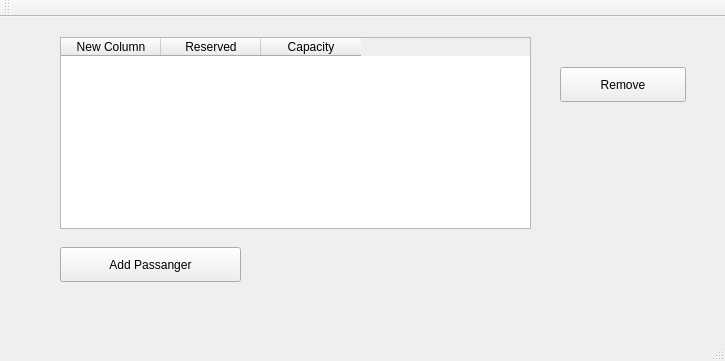
Qt form mainwindow.ui (gudmunduro/cppLokaverkefni) before a commit.
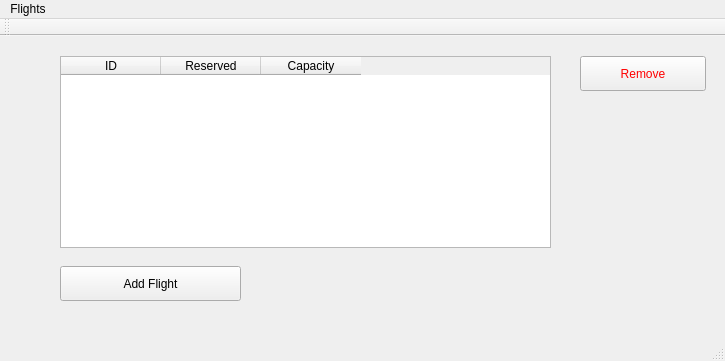
The same form after that commit.

What changed in the file:
```diff
--- a/mainwindow.ui
+++ b/mainwindow.ui
@@ -19,13 +19,13 @@
      <rect>
       <x>60</x>
       <y>20</y>
-      <width>471</width>
+      <width>491</width>
       <height>192</height>
      </rect>
     </property>
     <column>
      <property name="text">
-      <string>New Column</string>
+      <string>ID</string>
      </property>
     </column>
     <column>
@@ -49,23 +49,37 @@
      </rect>
     </property>
     <property name="text">
-     <string>Add Passanger</string>
+     <string>Add Flight</string>
     </property>
    </widget>
    <widget class="QPushButton" name="pushButton_2">
     <property name="geometry">
      <rect>
-      <x>560</x>
-      <y>50</y>
+      <x>580</x>
+      <y>20</y>
       <width>126</width>
       <height>35</height>
      </rect>
     </property>
+    <property name="styleSheet">
+     <string notr="true">QPushButton {
+	color: red;
+}</string>
+    </property>
     <property name="text">
      <string>Remove</string>
     </property>
    </widget>
   </widget>
+  <widget class="QToolBar" name="mainToolBar">
+   <attribute name="toolBarArea">
+    <enum>TopToolBarArea</enum>
+   </attribute>
+   <attribute name="toolBarBreak">
+    <bool>false</bool>
+   </attribute>
+  </widget>
+  <widget class="QStatusBar" name="statusBar"/>
   <widget class="QMenuBar" name="menuBar">
    <property name="geometry">
     <rect>
@@ -75,16 +89,13 @@
      <height>29</height>
     </rect>
    </property>
+   <widget class="QMenu" name="menuFlight_booking">
+    <property name="title">
+     <string>Flights</string>
+    </property>
+   </widget>
+   <addaction name="menuFlight_booking"/>
   </widget>
-  <widget class="QToolBar" name="mainToolBar">
-   <attribute name="toolBarArea">
-    <enum>TopToolBarArea</enum>
-   </attribute>
-   <attribute name="toolBarBreak">
-    <bool>false</bool>
-   </attribute>
-  </widget>
-  <widget class="QStatusBar" name="statusBar"/>
  </widget>
  <layoutdefault spacing="6" margin="11"/>
  <resources/>
```
Left out of the diff: 6 changed lines with no effect on the pictures.
